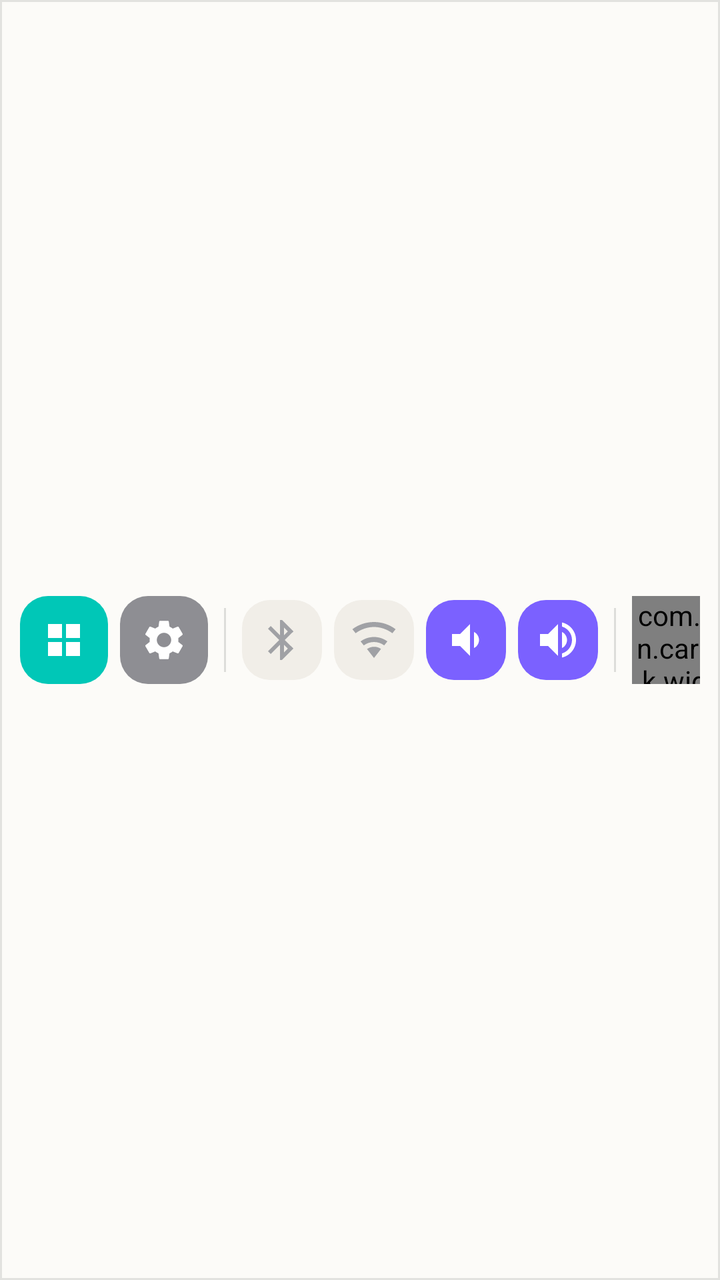
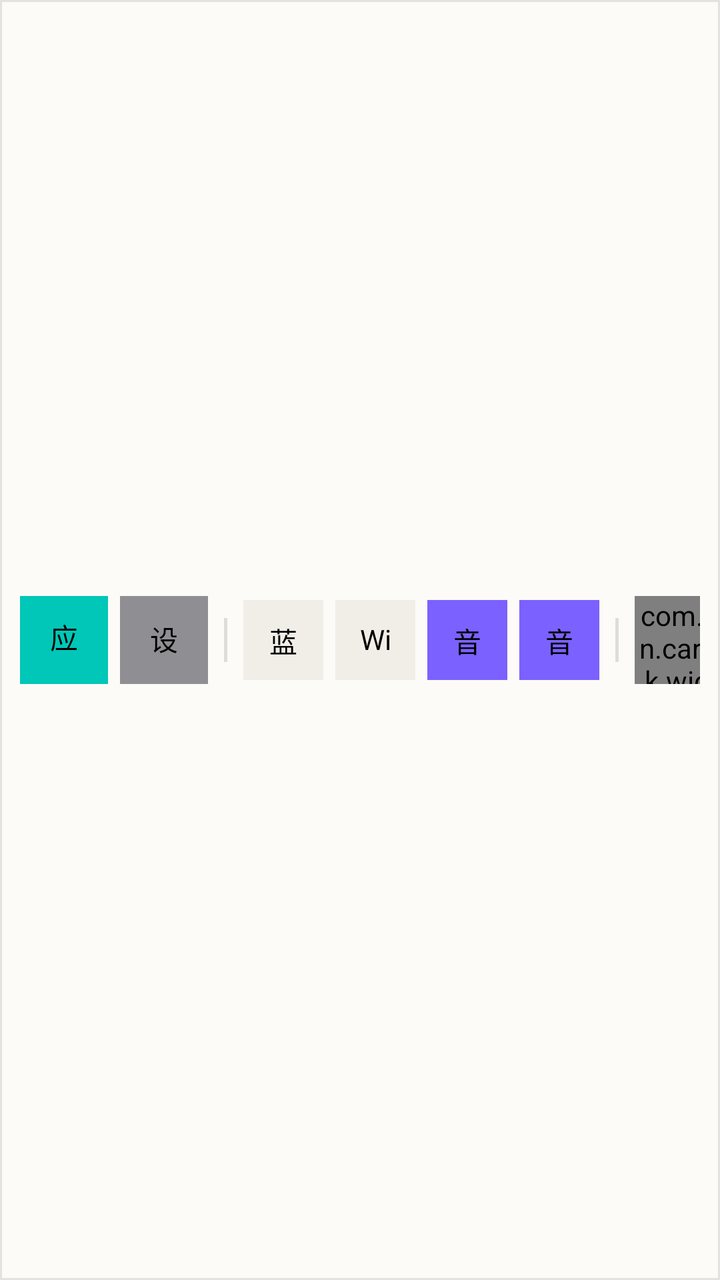

Two renders of the same Android screen: before a commit and after it. Below are the layout's source before the change and the commit's diff.
<!-- AndroidManifest.xml: application theme Theme.MyCarDesk -->
<!-- res/layout/view_dock.xml -->
<?xml version="1.0" encoding="utf-8"?>
<com.google.android.material.card.MaterialCardView xmlns:android="http://schemas.android.com/apk/res/android"
    xmlns:app="http://schemas.android.com/apk/res-auto"
    android:id="@+id/dockRoot"
    android:layout_width="match_parent"
    android:layout_height="74dp"
    app:cardBackgroundColor="@color/dock_surface"
    app:cardCornerRadius="0dp"
    app:cardElevation="0dp"
    app:strokeColor="@color/card_stroke"
    app:strokeWidth="1dp">

    <LinearLayout
        android:id="@+id/dockBar"
        android:layout_width="match_parent"
        android:layout_height="match_parent"
        android:gravity="center_vertical"
        android:orientation="horizontal"
        android:paddingHorizontal="10dp">

        <LinearLayout
            android:id="@+id/dockContent"
            android:layout_width="0dp"
            android:layout_height="match_parent"
            android:layout_weight="1"
            android:gravity="center_vertical"
            android:orientation="horizontal">

            <ImageButton
                android:id="@+id/dockMenu"
                android:layout_width="44dp"
                android:layout_height="44dp"
                android:background="@drawable/bg_quick_button"
                android:backgroundTint="@color/accent_cyan"
                android:contentDescription="@string/dock_menu"
                android:padding="11dp"
                android:src="@drawable/ic_apps"
                app:tint="@color/white" />

            <ImageButton
                android:id="@+id/dockSettings"
                android:layout_width="44dp"
                android:layout_height="44dp"
                android:layout_marginStart="6dp"
                android:background="@drawable/bg_quick_button"
                android:backgroundTint="@color/accent_gray"
                android:contentDescription="@string/dock_settings"
                android:padding="11dp"
                android:src="@drawable/ic_settings"
                app:tint="@color/white" />

            <View
                android:layout_width="1dp"
                android:layout_height="32dp"
                android:layout_marginHorizontal="8dp"
                android:background="@color/divider" />

            <LinearLayout
                android:id="@+id/dockConnectivitySection"
                android:layout_width="wrap_content"
                android:layout_height="match_parent"
                android:gravity="center_vertical"
                android:orientation="horizontal">

                <ImageButton
                    android:id="@+id/dockBluetooth"
                    android:layout_width="40dp"
                    android:layout_height="40dp"
                    android:background="@drawable/bg_quick_button"
                    android:backgroundTint="@color/card_surface_alt"
                    android:contentDescription="@string/dock_bt_off"
                    android:padding="10dp"
                    android:src="@drawable/ic_bluetooth"
                    app:tint="@color/text_tertiary" />

                <ImageButton
                    android:id="@+id/dockWifi"
                    android:layout_width="40dp"
                    android:layout_height="40dp"
                    android:layout_marginStart="6dp"
                    android:background="@drawable/bg_quick_button"
                    android:backgroundTint="@color/card_surface_alt"
                    android:contentDescription="@string/dock_wifi_off"
                    android:padding="10dp"
                    android:src="@drawable/ic_wifi"
                    app:tint="@color/text_tertiary" />

                <ImageButton
                    android:id="@+id/dockVolumeDown"
                    android:layout_width="40dp"
                    android:layout_height="40dp"
                    android:layout_marginStart="6dp"
                    android:background="@drawable/bg_quick_button"
                    android:backgroundTint="@color/accent_purple"
                    android:contentDescription="@string/dock_volume_down"
                    android:padding="10dp"
                    android:src="@drawable/ic_volume_down"
                    app:tint="@color/white" />

                <ImageButton
                    android:id="@+id/dockVolumeUp"
                    android:layout_width="40dp"
                    android:layout_height="40dp"
                    android:layout_marginStart="6dp"
                    android:background="@drawable/bg_quick_button"
                    android:backgroundTint="@color/accent_purple"
                    android:contentDescription="@string/dock_volume_up"
                    android:padding="10dp"
                    android:src="@drawable/ic_volume_up"
                    app:tint="@color/white" />
            </LinearLayout>

            <View
                android:layout_width="1dp"
                android:layout_height="32dp"
                android:layout_marginHorizontal="8dp"
                android:background="@color/divider" />

            <LinearLayout
                android:id="@+id/dockPerfSection"
                android:layout_width="wrap_content"
                android:layout_height="match_parent"
                android:gravity="center_vertical"
                android:orientation="horizontal">

                <com.sven.cardesk.widget.CylinderGaugeView
                    android:id="@+id/cpuGauge"
                    android:layout_width="58dp"
                    android:layout_height="44dp"
                    app:gaugeColor="@color/accent_cyan"
                    app:gaugeLabel="@string/dock_cpu" />

                <com.sven.cardesk.widget.CylinderGaugeView
                    android:id="@+id/memGauge"
                    android:layout_width="58dp"
                    android:layout_height="44dp"
                    android:layout_marginStart="4dp"
                    app:gaugeColor="@color/accent_purple"
                    app:gaugeLabel="@string/dock_mem" />

                <com.sven.cardesk.widget.CylinderGaugeView
                    android:id="@+id/tempGauge"
                    android:layout_width="58dp"
                    android:layout_height="44dp"
                    android:layout_marginStart="4dp"
                    app:gaugeColor="@color/accent_orange"
                    app:gaugeLabel="@string/dock_temp" />
            </LinearLayout>

            <View
                android:layout_width="1dp"
                android:layout_height="32dp"
                android:layout_marginHorizontal="8dp"
                android:background="@color/divider" />

            <LinearLayout
                android:id="@+id/dockMusicSection"
                android:layout_width="0dp"
                android:layout_height="match_parent"
                android:layout_weight="1"
                android:gravity="center_vertical"
                android:orientation="horizontal">

                <FrameLayout
                    android:id="@+id/dockAlbumArt"
                    android:layout_width="40dp"
                    android:layout_height="40dp"
                    android:background="@drawable/bg_album_art"
                    android:clipToOutline="true"
                    android:outlineProvider="background">

                    <ImageView
                        android:layout_width="18dp"
                        android:layout_height="18dp"
                        android:layout_gravity="center"
                        android:contentDescription="@string/media_song"
                        android:src="@drawable/ic_music"
                        app:tint="@color/white" />
                </FrameLayout>

                <LinearLayout
                    android:layout_width="0dp"
                    android:layout_height="wrap_content"
                    android:layout_marginStart="7dp"
                    android:layout_weight="1"
                    android:orientation="vertical">

                    <TextView
                        android:id="@+id/dockMediaTitle"
                        android:layout_width="match_parent"
                        android:layout_height="wrap_content"
                        android:ellipsize="end"
                        android:fontFamily="sans-serif-medium"
                        android:maxLines="1"
                        android:text="@string/media_song"
                        android:textColor="@color/text_primary"
                        android:textSize="13sp" />

                    <TextView
                        android:id="@+id/dockMediaArtist"
                        android:layout_width="match_parent"
                        android:layout_height="wrap_content"
                        android:layout_marginTop="1dp"
                        android:ellipsize="end"
                        android:maxLines="1"
                        android:text="@string/media_artist"
                        android:textColor="@color/text_secondary"
                        android:textSize="10sp" />
                </LinearLayout>

                <ImageButton
                    android:id="@+id/dockPrevious"
                    android:layout_width="30dp"
                    android:layout_height="30dp"
                    android:background="?attr/selectableItemBackgroundBorderless"
                    android:contentDescription="@string/media_previous"
                    android:padding="7dp"
                    android:src="@drawable/ic_prev"
                    app:tint="@color/text_primary" />

                <ImageButton
                    android:id="@+id/dockPlayPause"
                    android:layout_width="30dp"
                    android:layout_height="30dp"
                    android:background="?attr/selectableItemBackgroundBorderless"
                    android:contentDescription="@string/media_pause"
                    android:padding="7dp"
                    android:src="@drawable/ic_pause"
                    app:tint="@color/text_primary" />

                <ImageButton
                    android:id="@+id/dockNext"
                    android:layout_width="30dp"
                    android:layout_height="30dp"
                    android:background="?attr/selectableItemBackgroundBorderless"
                    android:contentDescription="@string/media_next"
                    android:padding="7dp"
                    android:src="@drawable/ic_next"
                    app:tint="@color/text_primary" />
            </LinearLayout>

            <View
                android:layout_width="1dp"
                android:layout_height="32dp"
                android:layout_marginHorizontal="8dp"
                android:background="@color/divider" />

            <LinearLayout
                android:id="@+id/dockWeatherSection"
                android:layout_width="wrap_content"
                android:layout_height="match_parent"
                android:gravity="center_vertical"
                android:orientation="horizontal">

                <FrameLayout
                    android:id="@+id/dockWeatherIconBg"
                    android:layout_width="38dp"
                    android:layout_height="38dp"
                    android:background="@drawable/bg_circle"
                    android:backgroundTint="@color/accent_yellow">

                    <ImageView
                        android:id="@+id/dockWeatherIcon"
                        android:layout_width="19dp"
                        android:layout_height="19dp"
                        android:layout_gravity="center"
                        android:contentDescription="@string/dock_weather"
                        android:src="@drawable/ic_sun"
                        app:tint="@color/black" />
                </FrameLayout>

                <LinearLayout
                    android:layout_width="wrap_content"
                    android:layout_height="wrap_content"
                    android:layout_marginStart="6dp"
                    android:orientation="vertical">

                    <TextView
                        android:id="@+id/dockWeatherTemp"
                        android:layout_width="wrap_content"
                        android:layout_height="wrap_content"
                        android:fontFamily="sans-serif-medium"
                        android:text="@string/weather_unavailable"
                        android:textColor="@color/text_primary"
                        android:textSize="13sp" />

                    <TextView
                        android:id="@+id/dockWeatherDesc"
                        android:layout_width="wrap_content"
                        android:layout_height="wrap_content"
                        android:ellipsize="end"
                        android:maxLines="1"
                        android:text="@string/weather_loading"
                        android:textColor="@color/text_secondary"
                        android:textSize="9sp" />
                </LinearLayout>
            </LinearLayout>

            <View
                android:layout_width="1dp"
                android:layout_height="32dp"
                android:layout_marginHorizontal="8dp"
                android:background="@color/divider" />

            <LinearLayout
                android:id="@+id/dockClockSection"
                android:layout_width="wrap_content"
                android:layout_height="wrap_content"
                android:gravity="center_vertical|end"
                android:orientation="vertical">

                <TextView
                    android:id="@+id/dockDate"
                    android:layout_width="wrap_content"
                    android:layout_height="wrap_content"
                    android:text="@string/dock_date"
                    android:textColor="@color/text_secondary"
                    android:textSize="10sp" />

                <TextView
                    android:id="@+id/dockClock"
                    android:layout_width="wrap_content"
                    android:layout_height="wrap_content"
                    android:fontFamily="sans-serif-medium"
                    android:text="@string/dock_clock"
                    android:textColor="@color/text_primary"
                    android:textSize="26sp" />
            </LinearLayout>
        </LinearLayout>
    </LinearLayout>
</com.google.android.material.card.MaterialCardView>
<!-- resources referenced by this layout -->
<resources>
  <color name="accent_cyan">#00C7B7</color>
  <color name="accent_gray">#8E8E93</color>
  <color name="accent_orange">#FF6A00</color>
  <color name="accent_purple">#7B61FF</color>
  <color name="accent_yellow">#FFD54A</color>
  <color name="black">#FF000000</color>
  <color name="card_stroke">#1A000000</color>
  <color name="card_surface_alt">#F1EEE8</color>
  <color name="divider">#1F000000</color>
  <color name="dock_surface">#FCFBF8</color>
  <color name="text_primary">#17181A</color>
  <color name="text_secondary">#6D6F73</color>
  <color name="text_tertiary">#A0A1A5</color>
  <color name="white">#FFFFFFFF</color>
  <!-- drawable bg_album_art (drawable) -->
  <?xml version="1.0" encoding="utf-8"?>
  <shape xmlns:android="http://schemas.android.com/apk/res/android"
      android:shape="rectangle">
      <gradient
          android:angle="45"
          android:endColor="@color/album_end"
          android:startColor="@color/album_start" />
      <corners android:radius="24dp" />
  </shape>
  <!-- drawable bg_circle (drawable) -->
  <?xml version="1.0" encoding="utf-8"?>
  <shape xmlns:android="http://schemas.android.com/apk/res/android"
      android:shape="oval">
      <solid android:color="@android:color/white" />
  </shape>
  <!-- drawable ic_apps (drawable) -->
  <vector xmlns:android="http://schemas.android.com/apk/res/android"
      android:width="24dp"
      android:height="24dp"
      android:viewportWidth="24"
      android:viewportHeight="24">
      <path
          android:fillColor="#FFFFFFFF"
          android:pathData="M4,4h7v7H4zM13,4h7v7h-7zM4,13h7v7H4zM13,13h7v7h-7z" />
  </vector>
  <!-- drawable ic_next (drawable) -->
  <vector xmlns:android="http://schemas.android.com/apk/res/android"
      android:width="24dp"
      android:height="24dp"
      android:viewportWidth="24"
      android:viewportHeight="24">
      <path
          android:fillColor="#FFFFFFFF"
          android:pathData="M16,6h2v12h-2zM6,18l8.5,-6L6,6z" />
  </vector>
  <!-- drawable ic_pause (drawable) -->
  <vector xmlns:android="http://schemas.android.com/apk/res/android"
      android:width="24dp"
      android:height="24dp"
      android:viewportWidth="24"
      android:viewportHeight="24">
      <path
          android:fillColor="#FFFFFFFF"
          android:pathData="M6,19h4V5H6v14zM14,5v14h4V5h-4z" />
  </vector>
  <!-- drawable ic_prev (drawable) -->
  <vector xmlns:android="http://schemas.android.com/apk/res/android"
      android:width="24dp"
      android:height="24dp"
      android:viewportWidth="24"
      android:viewportHeight="24">
      <path
          android:fillColor="#FFFFFFFF"
          android:pathData="M6,6h2v12H6zM9.5,12l8.5,6V6z" />
  </vector>
  <string name="dock_bt_off">蓝牙 关闭</string>
  <string name="dock_clock">15:22</string>
  <string name="dock_cpu">CPU</string>
  <string name="dock_date">周六 10月17日</string>
  <string name="dock_mem">MEM</string>
  <string name="dock_menu">应用列表</string>
  <string name="dock_settings">设置</string>
  <string name="dock_temp">TEMP</string>
  <string name="dock_volume_down">音量减小</string>
  <string name="dock_volume_up">音量增加</string>
  <string name="dock_weather">晴 / 31°C</string>
  <string name="dock_wifi_off">WiFi 关闭</string>
  <string name="media_artist">周杰伦</string>
  <string name="media_next">下一首</string>
  <string name="media_pause">暂停</string>
  <string name="media_previous">上一首</string>
  <string name="media_song">花海</string>
  <string name="weather_loading">天气加载中</string>
  <string name="weather_unavailable">天气 --</string>
  <style name="Theme.MyCarDesk" parent="Theme.MyCarDesk.Base" />
  <color name="album_end">#6B3F2A</color>
  <color name="album_start">#D9B36C</color>
  <color name="ripple_light">#33FFFFFF</color>
  <color name="accent_red">#FF3B1F</color>
  <color name="card_surface">#FBFAF7</color>
  <color name="desktop_background">#F2F0EB</color>
  <!-- unchanged entries left out for length: 9 -->
</resources>

<!-- the commit's change to res/layout/view_dock.xml (unified diff, before → after) -->
@@ -26,18 +26,18 @@
             android:gravity="center_vertical"
             android:orientation="horizontal">
 
-            <ImageButton
+            <com.sven.cardesk.widget.CommonButtonImageView
                 android:id="@+id/dockMenu"
                 android:layout_width="44dp"
                 android:layout_height="44dp"
                 android:background="@drawable/bg_quick_button"
                 android:backgroundTint="@color/accent_cyan"
                 android:contentDescription="@string/dock_menu"
-                android:padding="11dp"
+                android:padding="10dp"
                 android:src="@drawable/ic_apps"
                 app:tint="@color/white" />
 
-            <ImageButton
+            <com.sven.cardesk.widget.CommonButtonImageView
                 android:id="@+id/dockSettings"
                 android:layout_width="44dp"
                 android:layout_height="44dp"
@@ -50,8 +50,8 @@
                 app:tint="@color/white" />
 
             <View
-                android:layout_width="1dp"
-                android:layout_height="32dp"
+                android:layout_width="1.5dp"
+                android:layout_height="22dp"
                 android:layout_marginHorizontal="8dp"
                 android:background="@color/divider" />
 
@@ -62,7 +62,7 @@
                 android:gravity="center_vertical"
                 android:orientation="horizontal">
 
-                <ImageButton
+                <com.sven.cardesk.widget.CommonButtonImageView
                     android:id="@+id/dockBluetooth"
                     android:layout_width="40dp"
                     android:layout_height="40dp"
@@ -73,7 +73,7 @@
                     android:src="@drawable/ic_bluetooth"
                     app:tint="@color/text_tertiary" />
 
-                <ImageButton
+                <com.sven.cardesk.widget.CommonButtonImageView
                     android:id="@+id/dockWifi"
                     android:layout_width="40dp"
                     android:layout_height="40dp"
@@ -85,7 +85,7 @@
                     android:src="@drawable/ic_wifi"
                     app:tint="@color/text_tertiary" />
 
-                <ImageButton
+                <com.sven.cardesk.widget.CommonButtonImageView
                     android:id="@+id/dockVolumeDown"
                     android:layout_width="40dp"
                     android:layout_height="40dp"
@@ -97,7 +97,7 @@
                     android:src="@drawable/ic_volume_down"
                     app:tint="@color/white" />
 
-                <ImageButton
+                <com.sven.cardesk.widget.CommonButtonImageView
                     android:id="@+id/dockVolumeUp"
                     android:layout_width="40dp"
                     android:layout_height="40dp"
@@ -111,8 +111,8 @@
             </LinearLayout>
 
             <View
-                android:layout_width="1dp"
-                android:layout_height="32dp"
+                android:layout_width="1.5dp"
+                android:layout_height="22dp"
                 android:layout_marginHorizontal="8dp"
                 android:background="@color/divider" />
 
@@ -148,8 +148,8 @@
             </LinearLayout>
 
             <View
-                android:layout_width="1dp"
-                android:layout_height="32dp"
+                android:layout_width="1.5dp"
+                android:layout_height="22dp"
                 android:layout_marginHorizontal="8dp"
                 android:background="@color/divider" />
 
@@ -208,7 +208,7 @@
                         android:textSize="10sp" />
                 </LinearLayout>
 
-                <ImageButton
+                <com.sven.cardesk.widget.CommonButtonImageView
                     android:id="@+id/dockPrevious"
                     android:layout_width="30dp"
                     android:layout_height="30dp"
@@ -218,7 +218,7 @@
                     android:src="@drawable/ic_prev"
                     app:tint="@color/text_primary" />
 
-                <ImageButton
+                <com.sven.cardesk.widget.CommonButtonImageView
                     android:id="@+id/dockPlayPause"
                     android:layout_width="30dp"
                     android:layout_height="30dp"
@@ -228,7 +228,7 @@
                     android:src="@drawable/ic_pause"
                     app:tint="@color/text_primary" />
 
-                <ImageButton
+                <com.sven.cardesk.widget.CommonButtonImageView
                     android:id="@+id/dockNext"
                     android:layout_width="30dp"
                     android:layout_height="30dp"
@@ -240,8 +240,8 @@
             </LinearLayout>
 
             <View
-                android:layout_width="1dp"
-                android:layout_height="32dp"
+                android:layout_width="1.5dp"
+                android:layout_height="22dp"
                 android:layout_marginHorizontal="8dp"
                 android:background="@color/divider" />
 
@@ -297,8 +297,8 @@
             </LinearLayout>
 
             <View
-                android:layout_width="1dp"
-                android:layout_height="32dp"
+                android:layout_width="1.5dp"
+                android:layout_height="22dp"
                 android:layout_marginHorizontal="8dp"
                 android:background="@color/divider" />
 
